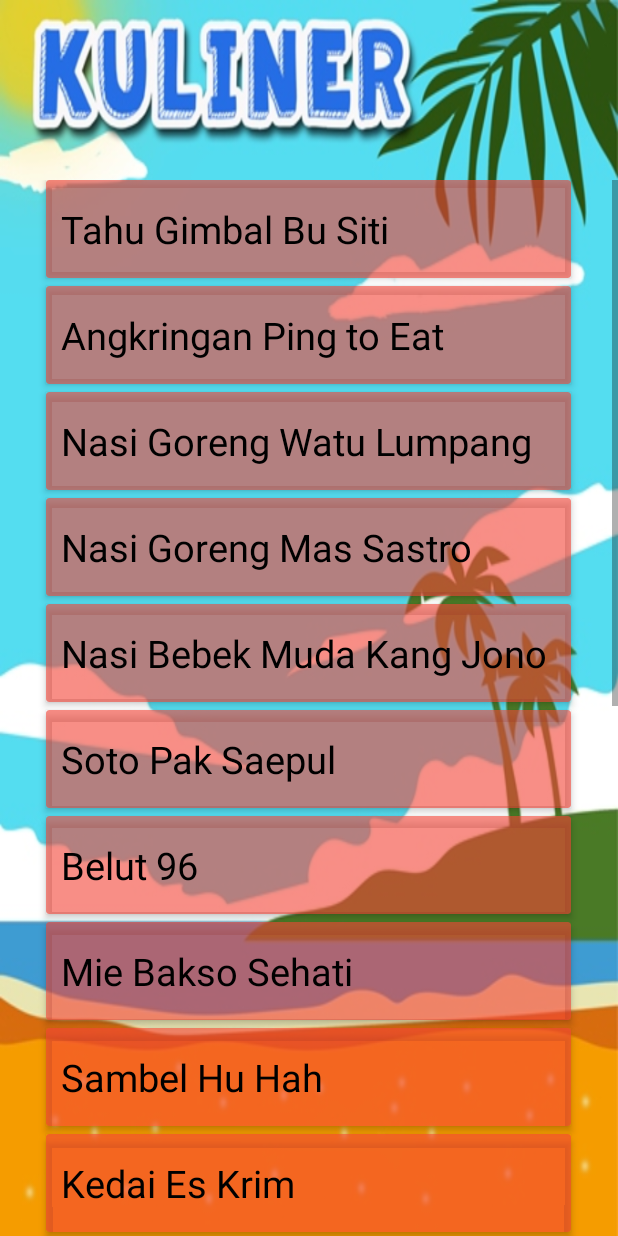
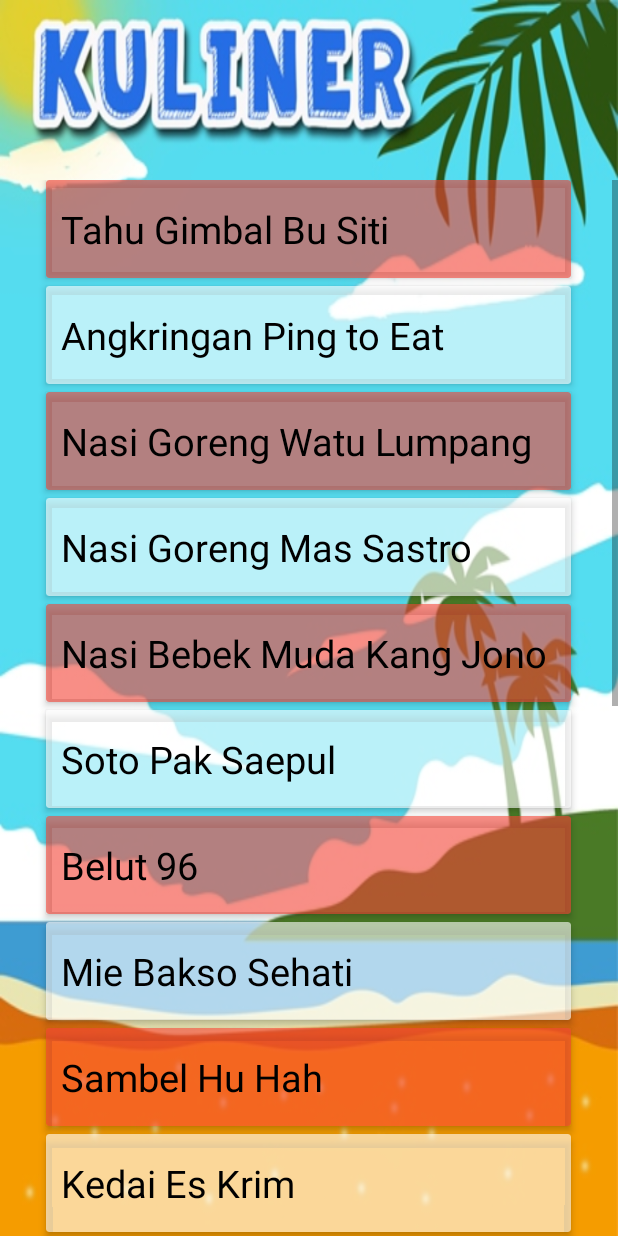
Before and after one commit to randytia29/PesonaNgaliyanHebat, an Android app: the KulinerActivity screen opened directly, with no data from a screen before it, on a phone screen of 412 x 824 dp. Run offline under Robolectric (Android 15) with nearby library versions, the phone set to English and light mode, and no system bars.

Commit message:
2agustus

```diff
--- a/app/src/main/res/layout/activity_kuliner.xml
+++ b/app/src/main/res/layout/activity_kuliner.xml
@@ -37,7 +37,7 @@
             <android.support.v7.widget.CardView
                 android:id="@+id/angkringanpingtoeat"
                 style="@style/list_kuliner_card"
-                app:cardBackgroundColor="#99F44336"
+                app:cardBackgroundColor="#99FFFFFF"
                 app:cardElevation="3dp">
 
                 <LinearLayout
@@ -71,7 +71,7 @@
             <android.support.v7.widget.CardView
                 android:id="@+id/nasigorengmassastro"
                 style="@style/list_kuliner_card"
-                app:cardBackgroundColor="#99F44336"
+                app:cardBackgroundColor="#99FFFFFF"
                 app:cardElevation="3dp">
 
                 <LinearLayout
@@ -105,7 +105,7 @@
             <android.support.v7.widget.CardView
                 android:id="@+id/sotopaksaepul"
                 style="@style/list_kuliner_card"
-                app:cardBackgroundColor="#99F44336"
+                app:cardBackgroundColor="#99FFFFFF"
                 app:cardElevation="3dp">
 
                 <LinearLayout
@@ -139,7 +139,7 @@
             <android.support.v7.widget.CardView
                 android:id="@+id/miebaksosehati"
                 style="@style/list_kuliner_card"
-                app:cardBackgroundColor="#99F44336"
+                app:cardBackgroundColor="#99FFFFFF"
                 app:cardElevation="3dp">
 
                 <LinearLayout
@@ -173,7 +173,7 @@
             <android.support.v7.widget.CardView
                 android:id="@+id/kedaieskrim"
                 style="@style/list_kuliner_card"
-                app:cardBackgroundColor="#99F44336"
+                app:cardBackgroundColor="#99FFFFFF"
                 app:cardElevation="3dp">
 
                 <LinearLayout
@@ -207,7 +207,7 @@
             <android.support.v7.widget.CardView
                 android:id="@+id/pecelgablokmbakmul"
                 style="@style/list_kuliner_card"
-                app:cardBackgroundColor="#99F44336"
+                app:cardBackgroundColor="#99FFFFFF"
                 app:cardElevation="3dp">
 
                 <LinearLayout
@@ -241,7 +241,7 @@
             <android.support.v7.widget.CardView
                 android:id="@+id/sotokerbaudannasipindang"
                 style="@style/list_kuliner_card"
-                app:cardBackgroundColor="#99F44336"
+                app:cardBackgroundColor="#99FFFFFF"
                 app:cardElevation="3dp">
 
                 <LinearLayout
@@ -275,7 +275,7 @@
             <android.support.v7.widget.CardView
                 android:id="@+id/ayamkemoeldanangkringanombun"
                 style="@style/list_kuliner_card"
-                app:cardBackgroundColor="#99F44336"
+                app:cardBackgroundColor="#99FFFFFF"
                 app:cardElevation="3dp">
 
                 <LinearLayout
@@ -309,7 +309,7 @@
             <android.support.v7.widget.CardView
                 android:id="@+id/cafesemilir"
                 style="@style/list_kuliner_card"
-                app:cardBackgroundColor="#99F44336"
+                app:cardBackgroundColor="#99FFFFFF"
                 app:cardElevation="3dp">
 
                 <LinearLayout
@@ -343,7 +343,7 @@
             <android.support.v7.widget.CardView
                 android:id="@+id/nasigorengvespa"
                 style="@style/list_kuliner_card"
-                app:cardBackgroundColor="#99F44336"
+                app:cardBackgroundColor="#99FFFFFF"
                 app:cardElevation="3dp">
 
                 <LinearLayout
```
